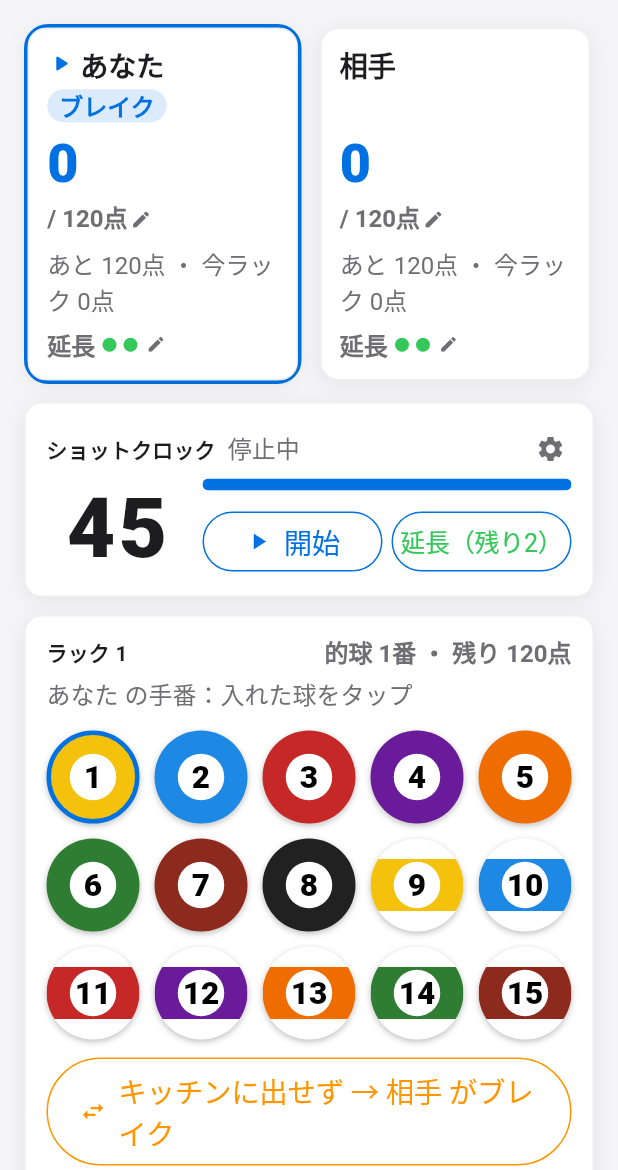
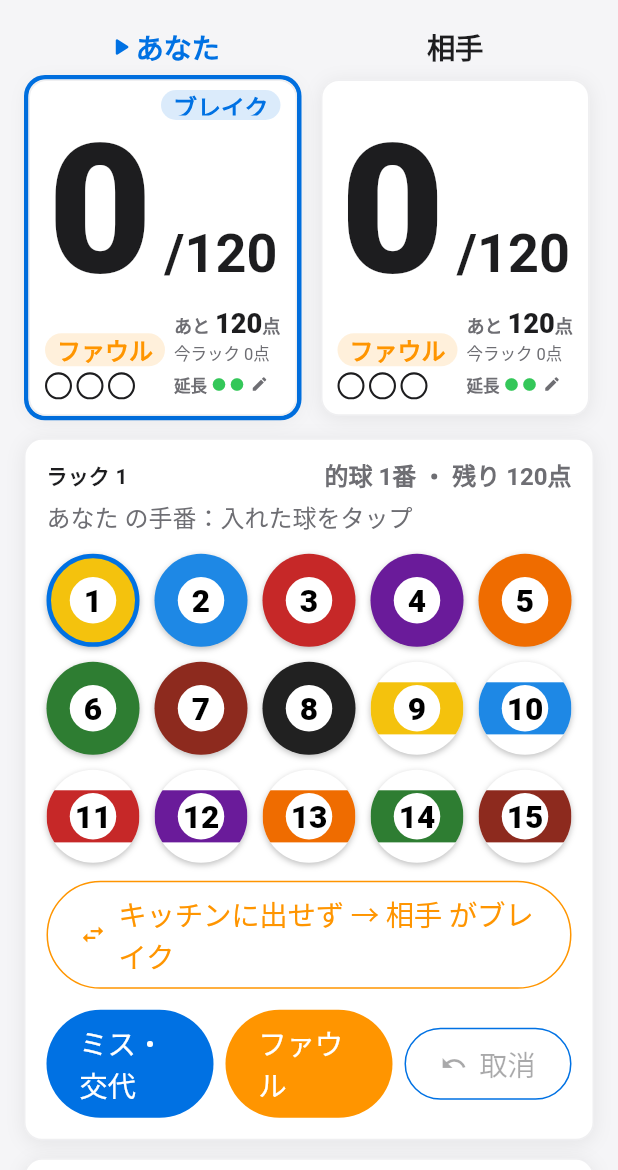
Before and after one commit to 7aota7-ai/billiards_flutter, a Flutter app: the RotationScreen screen opened by its route, on a phone screen of 412 x 824 dp, the part 66-1236 px from its top. Run offline on Flutter 3.47's test engine with Material 3 defaults, Android fonts, the phone set to English and light mode, and no system bars; our stand-ins replace camera, file_picker, image_picker, share_plus, shared_preferences, web; missing offline and left inert: dart:js_interop, gal; accounts and stored records are empty; Roboto replaces fonts that are missing (Meiryo UI).

Commit message:
feat: ローテーションの点数とショットクロックを大きく表示
- 選手名をカード上に配置、点数を特大表示（/目標点を右に併記）
- ブレイクバッジを右上、ファウルを○○○で左下、残り点数を大きく右下に表示
- ショットクロックを球の下へ移動し、円形リングで残り秒を大きく表示

Co-Authored-By: Claude Opus 5.5 <noreply@anthropic.com>

```diff
--- a/lib/screens/rotation_screen.dart
+++ b/lib/screens/rotation_screen.dart
@@ -345,16 +345,6 @@ class _RotationScreenState extends State<RotationScreen> {
               ],
             ),
             const SizedBox(height: 12),
-            _ShotClockCard(
-              clock: _clock,
-              shooterName: _names[_game.shooter],
-              extensionsLeft: _game.extensionsLeft[_game.shooter],
-              enabled: winner == null,
-              onToggle: _toggleClock,
-              onExtension: _useExtension,
-              onSettings: _editShotSec,
-            ),
-            const SizedBox(height: 12),
             AppleCard(
               padding: const EdgeInsets.fromLTRB(14, 12, 14, 14),
               child: Column(
@@ -474,6 +464,16 @@ class _RotationScreenState extends State<RotationScreen> {
                 ],
               ),
             ),
+            const SizedBox(height: 12),
+            _ShotClockCard(
+              clock: _clock,
+              shooterName: _names[_game.shooter],
+              extensionsLeft: _game.extensionsLeft[_game.shooter],
+              enabled: winner == null,
+              onToggle: _toggleClock,
+              onExtension: _useExtension,
+              onSettings: _editShotSec,
+            ),
             if (_game.rackHistory.isNotEmpty) ...[
               const SizedBox(height: 12),
               AppleCard(
@@ -592,9 +592,6 @@ class _PlayerPanel extends StatelessWidget {
     required this.onTapExtensions,
   });
 
-  final int extensionsLeft;
-  final int extensionLimit;
-  final VoidCallback onTapExtensions;
   final String name;
   final int score;
   final int target;
@@ -604,45 +601,48 @@ class _PlayerPanel extends StatelessWidget {
   final bool isBreaker;
   final VoidCallback? onTapName;
   final VoidCallback onTapTarget;
+  final int extensionsLeft;
+  final int extensionLimit;
+  final VoidCallback onTapExtensions;
 
   @override
   Widget build(BuildContext context) {
     final tt = Theme.of(context).textTheme;
     final need = (target - score).clamp(0, 9999);
-    return AnimatedContainer(
-      duration: const Duration(milliseconds: 180),
-      decoration: BoxDecoration(
-        borderRadius: BorderRadius.circular(16),
-        border: Border.all(
-          color: isShooter ? AppleColors.appleBlue : Colors.transparent,
-          width: 2.5,
-        ),
-      ),
-      child: AppleCard(
-        padding: const EdgeInsets.fromLTRB(12, 10, 12, 12),
-        child: Column(
-          crossAxisAlignment: CrossAxisAlignment.start,
+    final secondary = tt.bodySmall?.copyWith(
+      color: AppleColors.glyphGraySecondary,
+      fontSize: 11,
+    );
+
+    return Column(
+      crossAxisAlignment: CrossAxisAlignment.stretch,
       children: [
+        // 名前（カードの上・中央）。試合開始前はタップで先攻ブレイク切替。
         InkWell(
           onTap: onTapName,
           borderRadius: BorderRadius.circular(8),
           child: SizedBox(
-                height: 26,
+            height: 30,
             child: Row(
+              mainAxisAlignment: MainAxisAlignment.center,
               children: [
                 if (isShooter)
-                      const Padding(
-                        padding: EdgeInsets.only(right: 4),
-                        child: Icon(Icons.play_arrow_rounded,
-                            size: 18, color: AppleColors.appleBlue),
+                  const Icon(
+                    Icons.play_arrow_rounded,
+                    size: 20,
+                    color: AppleColors.appleBlue,
                   ),
-                    Expanded(
+                Flexible(
                   child: Text(
                     name,
                     maxLines: 1,
                     overflow: TextOverflow.ellipsis,
-                        style: tt.titleMedium
-                            ?.copyWith(fontWeight: FontWeight.w700),
+                    style: tt.titleMedium?.copyWith(
+                      fontWeight: FontWeight.w800,
+                      color: isShooter
+                          ? AppleColors.appleBlue
+                          : AppleColors.textPrimary,
+                    ),
                   ),
                 ),
               ],
@@ -650,103 +650,188 @@ class _PlayerPanel extends StatelessWidget {
           ),
         ),
         const SizedBox(height: 4),
-            // バッジの有無で左右の高さがずれないよう、行の高さを固定する
+        AnimatedContainer(
+          duration: const Duration(milliseconds: 180),
+          decoration: BoxDecoration(
+            borderRadius: BorderRadius.circular(14),
+            border: Border.all(
+              color: isShooter ? AppleColors.appleBlue : Colors.transparent,
+              width: 3,
+            ),
+          ),
+          child: AppleCard(
+            padding: const EdgeInsets.fromLTRB(10, 6, 10, 10),
+            child: Column(
+              crossAxisAlignment: CrossAxisAlignment.stretch,
+              children: [
+                // ブレイクバッジ（右上）。有無で高さが変わらないよう固定。
                 SizedBox(
-              height: 22,
+                  height: 20,
+                  child: Align(
+                    alignment: Alignment.centerRight,
+                    child: isBreaker ? const _Badge(label: 'ブレイク') : null,
+                  ),
+                ),
+                // 点数（特大）＋ 目標点
+                SizedBox(
+                  height: 120,
+                  child: FittedBox(
+                    fit: BoxFit.scaleDown,
                     child: Row(
+                      crossAxisAlignment: CrossAxisAlignment.baseline,
+                      textBaseline: TextBaseline.alphabetic,
                       children: [
-                  if (isBreaker) const _Badge(label: 'ブレイク'),
-                  if (isBreaker && fouls > 0) const SizedBox(width: 4),
-                  if (fouls > 0)
-                    Flexible(
-                      child: _Badge(
-                        label: 'ファウル $fouls',
-                        color: AppleColors.systemOrange,
+                        Text(
+                          '$score',
+                          style: const TextStyle(
+                            fontSize: 120,
+                            height: 1,
+                            fontWeight: FontWeight.w800,
+                            color: AppleColors.textPrimary,
+                            fontFeatures: [FontFeature.tabularFigures()],
+                          ),
+                        ),
+                        const SizedBox(width: 8),
+                        GestureDetector(
+                          onTap: onTapTarget,
+                          child: Text(
+                            '/$target',
+                            style: const TextStyle(
+                              fontSize: 36,
+                              fontWeight: FontWeight.w700,
+                              color: AppleColors.textPrimary,
+                            ),
                           ),
                         ),
                       ],
                     ),
                   ),
+                ),
                 const SizedBox(height: 6),
+                // 左下：ファウル  右下：残り点・延長
+                Row(
+                  crossAxisAlignment: CrossAxisAlignment.end,
+                  children: [
+                    Column(
+                      crossAxisAlignment: CrossAxisAlignment.start,
+                      mainAxisSize: MainAxisSize.min,
+                      children: [
+                        const _Badge(
+                          label: 'ファウル',
+                          color: AppleColors.systemOrange,
+                        ),
+                        const SizedBox(height: 4),
+                        Row(
+                          mainAxisSize: MainAxisSize.min,
+                          children: [
+                            for (var i = 0; i < 3; i++)
+                              Container(
+                                width: 18,
+                                height: 18,
+                                margin: const EdgeInsets.only(right: 3),
+                                decoration: BoxDecoration(
+                                  shape: BoxShape.circle,
+                                  color: i < fouls
+                                      ? AppleColors.textPrimary
+                                      : Colors.transparent,
+                                  border: Border.all(
+                                    color: AppleColors.textPrimary,
+                                    width: 1.4,
+                                  ),
+                                ),
+                              ),
+                          ],
+                        ),
+                      ],
+                    ),
+                    const SizedBox(width: 6),
+                    Expanded(
+                      child: Column(
+                        crossAxisAlignment: CrossAxisAlignment.start,
+                        mainAxisSize: MainAxisSize.min,
+                        children: [
+                          // 「あと◯点」は試合中に一番よく見るので大きく
                           FittedBox(
                             fit: BoxFit.scaleDown,
                             alignment: Alignment.centerLeft,
-              child: Text(
-                '$score',
-                style: tt.displaySmall?.copyWith(
-                  color: AppleColors.appleBlue,
-                  fontWeight: FontWeight.w800,
-                ),
-              ),
-            ),
-            InkWell(
-              onTap: onTapTarget,
-              borderRadius: BorderRadius.circular(6),
-              child: Padding(
-                padding: const EdgeInsets.symmetric(vertical: 2),
-                child: Row(
-                  mainAxisSize: MainAxisSize.min,
+                            child: Text.rich(
+                              TextSpan(
                                 children: [
-                    Text(
-                      '/ $target点',
+                                  TextSpan(
+                                    text: 'あと ',
                                     style: tt.bodyMedium?.copyWith(
                                       color: AppleColors.glyphGraySecondary,
                                       fontWeight: FontWeight.w600,
                                     ),
                                   ),
-                    const SizedBox(width: 2),
-                    const Icon(Icons.edit,
-                        size: 14, color: AppleColors.glyphGraySecondary),
+                                  TextSpan(
+                                    text: '$need',
+                                    style: const TextStyle(
+                                      fontSize: 24,
+                                      height: 1.1,
+                                      fontWeight: FontWeight.w800,
+                                      color: AppleColors.textPrimary,
+                                      fontFeatures: [
+                                        FontFeature.tabularFigures(),
                                       ],
                                     ),
                                   ),
+                                  TextSpan(
+                                    text: '点',
+                                    style: tt.bodyMedium?.copyWith(
+                                      color: AppleColors.glyphGraySecondary,
+                                      fontWeight: FontWeight.w600,
                                     ),
-            const SizedBox(height: 4),
+                                  ),
+                                ],
+                              ),
+                              maxLines: 1,
+                            ),
+                          ),
                           Text(
-              'あと $need点 ・ 今ラック $rackScore点',
-              style:
-                  tt.bodySmall?.copyWith(color: AppleColors.glyphGraySecondary),
+                            '今ラック $rackScore点',
+                            maxLines: 1,
+                            style: secondary,
                           ),
-            const SizedBox(height: 6),
+                          const SizedBox(height: 2),
                           InkWell(
                             onTap: onTapExtensions,
                             borderRadius: BorderRadius.circular(6),
                             child: SizedBox(
-                height: 22,
+                              height: 20,
                               child: Row(
+                                mainAxisSize: MainAxisSize.min,
                                 children: [
                                   Text(
                                     '延長',
-                      style: tt.labelSmall?.copyWith(
-                        color: AppleColors.glyphGraySecondary,
+                                    style: secondary?.copyWith(
                                       fontWeight: FontWeight.w700,
                                     ),
                                   ),
-                    const SizedBox(width: 4),
+                                  const SizedBox(width: 3),
                                   if (extensionLimit == 0)
-                      Text(
-                        'なし',
-                        style: tt.labelSmall?.copyWith(
-                          color: AppleColors.glyphGraySecondary,
-                        ),
-                      )
+                                    Text('なし', style: secondary)
                                   else
                                     for (var i = 0; i < extensionLimit; i++)
                                       Padding(
-                          padding: const EdgeInsets.only(right: 3),
+                                        padding:
+                                            const EdgeInsets.only(right: 2),
                                         child: Icon(
                                           i < extensionsLeft
                                               ? Icons.circle
                                               : Icons.circle_outlined,
-                            size: 11,
+                                          size: 10,
                                           color: i < extensionsLeft
                                               ? AppleColors.systemGreen
                                               : AppleColors.separator,
                                         ),
                                       ),
                                   const SizedBox(width: 2),
-                    const Icon(Icons.edit,
-                        size: 13, color: AppleColors.glyphGraySecondary),
+                                  const Icon(
+                                    Icons.edit,
+                                    size: 12,
+                                    color: AppleColors.glyphGraySecondary,
+                                  ),
                                 ],
                               ),
                             ),
@@ -754,6 +839,13 @@ class _PlayerPanel extends StatelessWidget {
                         ],
                       ),
                     ),
+                  ],
+                ),
+              ],
+            ),
+          ),
+        ),
+      ],
     );
   }
 }
@@ -787,33 +879,72 @@ class _ShotClockCard extends StatelessWidget {
     } else if (remain <= ShotClock.alertAt) {
       color = AppleColors.systemOrange;
     } else {
-      color = AppleColors.textPrimary;
+      color = AppleColors.appleBlue;
     }
     final progress =
         clock.shotSec == 0 ? 0.0 : (remain / clock.shotSec).clamp(0.0, 1.0);
+    const ringSize = 132.0;
 
     return AppleCard(
-      padding: const EdgeInsets.fromLTRB(14, 10, 8, 12),
+      padding: const EdgeInsets.fromLTRB(14, 12, 8, 14),
       backgroundColor: remain <= ShotClock.countdownFrom && clock.running
           ? AppleColors.systemRed.withValues(alpha: 0.08)
           : null,
+      child: Row(
+        children: [
+          // 円形のショットクロック（残り秒を大きく）
+          SizedBox(
+            width: ringSize,
+            height: ringSize,
+            child: Stack(
+              fit: StackFit.expand,
+              children: [
+                Container(
+                  decoration: const BoxDecoration(
+                    shape: BoxShape.circle,
+                    color: Color(0xFF2B2B2E),
+                  ),
+                ),
+                Padding(
+                  padding: const EdgeInsets.all(7),
+                  child: CircularProgressIndicator(
+                    value: progress,
+                    strokeWidth: 12,
+                    color: color,
+                    backgroundColor: Colors.white.withValues(alpha: 0.12),
+                  ),
+                ),
+                Center(
+                  child: Text(
+                    '$remain',
+                    style: const TextStyle(
+                      fontSize: 58,
+                      height: 1,
+                      fontWeight: FontWeight.w800,
+                      color: Colors.white,
+                      fontFeatures: [FontFeature.tabularFigures()],
+                    ),
+                  ),
+                ),
+              ],
+            ),
+          ),
+          const SizedBox(width: 12),
+          Expanded(
             child: Column(
               crossAxisAlignment: CrossAxisAlignment.stretch,
               children: [
                 Row(
                   children: [
-              Text(
-                'ショットクロック',
-                style: tt.titleSmall?.copyWith(fontWeight: FontWeight.w700),
-              ),
-              const SizedBox(width: 8),
                     Expanded(
                       child: Text(
-                  clock.running ? '$shooterName の持ち時間' : '停止中',
+                        clock.running ? '$shooterName の持ち時間' : 'ショットクロック 停止中',
                         maxLines: 1,
                         overflow: TextOverflow.ellipsis,
-                  style: tt.bodySmall
-                      ?.copyWith(color: AppleColors.glyphGraySecondary),
+                        style: tt.bodySmall?.copyWith(
+                          color: AppleColors.glyphGraySecondary,
+                          fontWeight: FontWeight.w600,
+                        ),
                       ),
                     ),
                     IconButton(
@@ -825,80 +956,46 @@ class _ShotClockCard extends StatelessWidget {
                     ),
                   ],
                 ),
-          Row(
-            crossAxisAlignment: CrossAxisAlignment.center,
-            children: [
-              SizedBox(
-                width: 96,
-                child: Text(
-                  '$remain',
-                  textAlign: TextAlign.center,
-                  style: tt.displayMedium?.copyWith(
-                    color: color,
-                    fontWeight: FontWeight.w800,
-                    fontFeatures: const [FontFeature.tabularFigures()],
-                  ),
-                ),
-              ),
-              const SizedBox(width: 8),
-              Expanded(
-                child: Column(
-                  crossAxisAlignment: CrossAxisAlignment.stretch,
-                  children: [
                 ClipRRect(
                   borderRadius: BorderRadius.circular(999),
                   child: LinearProgressIndicator(
                     value: progress,
-                        minHeight: 8,
-                        color: color == AppleColors.textPrimary
-                            ? AppleColors.appleBlue
-                            : color,
+                    minHeight: 6,
+                    color: color,
                     backgroundColor: AppleColors.lightGray,
                   ),
                 ),
-                    const SizedBox(height: 10),
-                    Row(
-                      children: [
-                        Expanded(
-                          child: OutlinedButton.icon(
+                const SizedBox(height: 12),
+                OutlinedButton.icon(
                   onPressed: enabled ? onToggle : null,
                   style: OutlinedButton.styleFrom(
-                              minimumSize: const Size.fromHeight(40),
-                              padding:
-                                  const EdgeInsets.symmetric(horizontal: 6),
+                    minimumSize: const Size.fromHeight(44),
                   ),
                   icon: Icon(
                     clock.running ? Icons.pause : Icons.play_arrow,
-                              size: 18,
+                    size: 20,
                   ),
-                            label: Text(clock.running ? '一時停止' : '開始'),
+                  label: Text(
+                    clock.running ? '一時停止' : '開始',
+                    style: const TextStyle(fontSize: 16),
                   ),
                 ),
-                        const SizedBox(width: 6),
-                        Expanded(
-                          child: OutlinedButton(
-                            onPressed: enabled && extensionsLeft > 0
-                                ? onExtension
-                                : null,
+                const SizedBox(height: 8),
+                OutlinedButton(
+                  onPressed: enabled && extensionsLeft > 0 ? onExtension : null,
                   style: OutlinedButton.styleFrom(
-                              minimumSize: const Size.fromHeight(40),
-                              padding:
-                                  const EdgeInsets.symmetric(horizontal: 6),
+                    minimumSize: const Size.fromHeight(44),
                     foregroundColor: AppleColors.systemGreen,
                   ),
-                            child: FittedBox(
-                              child: Text('延長（残り$extensionsLeft）'),
+                  child: Text(
+                    '延長（残り$extensionsLeft）',
+                    style: const TextStyle(fontSize: 16),
                   ),
-                          ),
-                        ),
-                      ],
                 ),
               ],
             ),
           ),
           const SizedBox(width: 6),
-            ],
-          ),
         ],
       ),
     );
```
Lines whose indentation alone changed are shown as unchanged.
